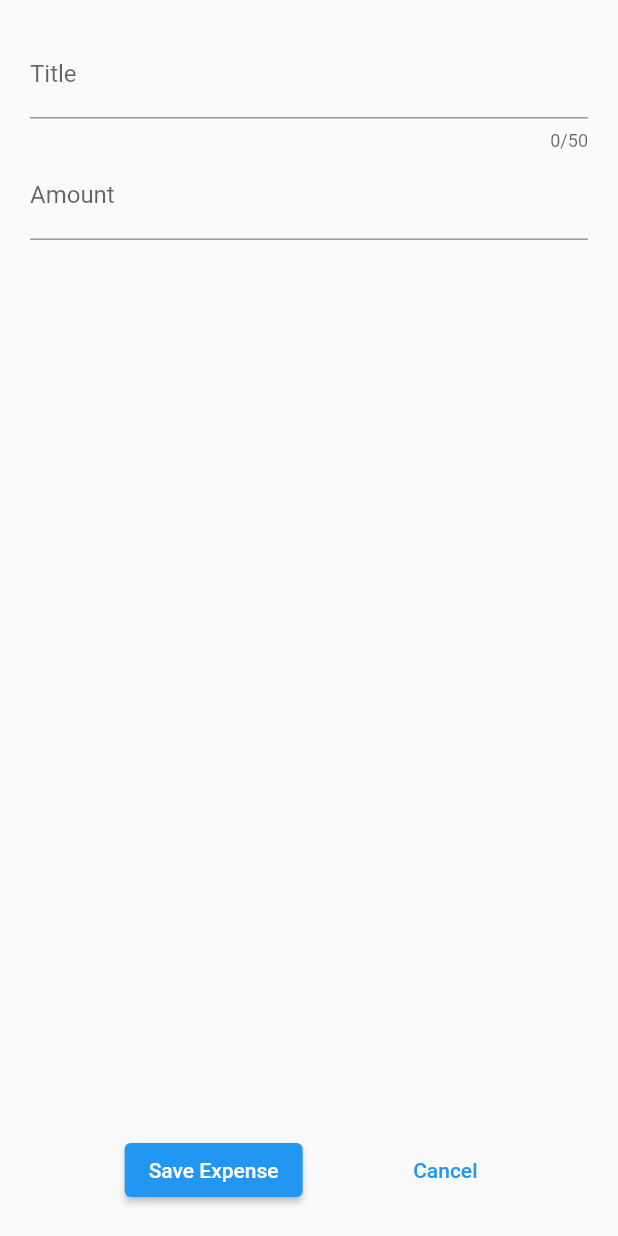
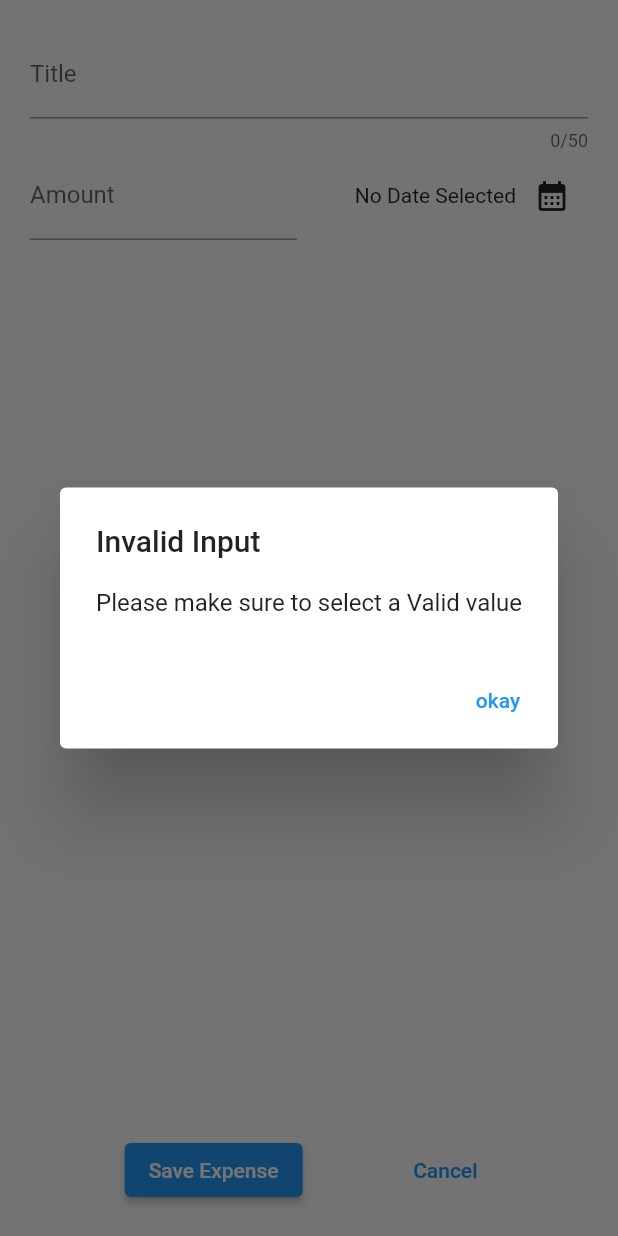
Before and after one commit to DarpanNeve/expense_tracker, a Flutter app: the NewExpense widget shown alone on an empty page, opened directly, after a tap on "Save Expense", on a phone screen of 412 x 824 dp. Run offline on Flutter 3.47's test engine with Material 2 defaults, Android fonts, the light colour scheme and no system bars.

Commit message:
date dialog added and minor updates

```diff
--- a/lib/widget/new_expense.dart
+++ b/lib/widget/new_expense.dart
@@ -1,3 +1,4 @@
+import 'package:expenses/model/expense.dart';
 import 'package:flutter/material.dart';
 
 class NewExpense extends StatefulWidget {
@@ -10,6 +11,20 @@ class NewExpense extends StatefulWidget {
 class _NewExpenseState extends State<NewExpense> {
   final _titlecontroller = TextEditingController();
   final _amountcontroller = TextEditingController();
+  DateTime? _selectedDate;
+
+  void _presentDatePicker() async {
+    final now = DateTime.now();
+    final firstDate = DateTime(now.year - 1, now.month, now.day);
+    final pickDate = await showDatePicker(
+        context: context,
+        initialDate: now,
+        firstDate: firstDate,
+        lastDate: now);
+    setState(() {
+      _selectedDate = pickDate;
+    });
+  }
 
   @override
   void dispose() {
@@ -22,7 +37,7 @@ class _NewExpenseState extends State<NewExpense> {
   @override
   Widget build(BuildContext context) {
     return Padding(
-      padding: EdgeInsets.all(20),
+      padding: const EdgeInsets.all(20),
       child: Column(
         children: [
           TextField(
@@ -32,7 +47,10 @@ class _NewExpenseState extends State<NewExpense> {
               label: Text("Title"),
             ),
           ),
-          TextField(
+          Row(
+            children: [
+              Expanded(
+                child: TextField(
                   controller: _amountcontroller,
                   keyboardType: TextInputType.number,
                   decoration: const InputDecoration(
@@ -40,18 +58,41 @@ class _NewExpenseState extends State<NewExpense> {
                     label: Text("Amount"),
                   ),
                 ),
+              ),
+              const SizedBox(
+                width: 16,
+              ),
+              Expanded(
+                child: Row(
+                  mainAxisAlignment: MainAxisAlignment.end,
+                  children: [
+                    Text(_selectedDate == null
+                        ? "No Date Selected"
+                        : formatter.format(_selectedDate!)),
+                    IconButton(
+                        onPressed: () {
+                          _presentDatePicker();
+                        },
+                        icon: const Icon(Icons.calendar_month))
+                  ],
+                ),
+              )
+            ],
+          ),
           const Spacer(),
           Row(
             mainAxisAlignment: MainAxisAlignment.spaceEvenly,
             children: [
               ElevatedButton(
                 onPressed: () {
-                  print(_titlecontroller.text);
+                  _submitExpenseData();
                 },
                 child: const Text("Save Expense"),
               ),
               TextButton(
-                onPressed: () {},
+                onPressed: () {
+                  Navigator.pop(context);
+                },
                 child: const Text("Cancel"),
               ),
             ],
@@ -60,4 +101,27 @@ class _NewExpenseState extends State<NewExpense> {
       ),
     );
   }
+
+  void _submitExpenseData() {
+    //convert to number or return null
+    final enteredAmount = double.tryParse(_amountcontroller.text);
+    final amountIsInvalid = enteredAmount == null || enteredAmount <= 0;
+    if (_titlecontroller.text.trim().isEmpty ||
+        amountIsInvalid ||
+        _selectedDate == null) {
+      showDialog(
+        context: context,
+        builder: (ctx) => AlertDialog(
+          title: Text("Invalid Input"),
+          content: Text("Please make sure to select a Valid value"),
+          actions: [
+            TextButton(onPressed: (){
+              Navigator.pop(ctx);
+            }, child: Text("okay"))
+          ],
+        ),
+      );
+      return ;
     }
+  }
+}
```
Also changed, not shown: lib/expense.dart (+8 -0 lines). Lines whose indentation alone changed are shown as unchanged.
